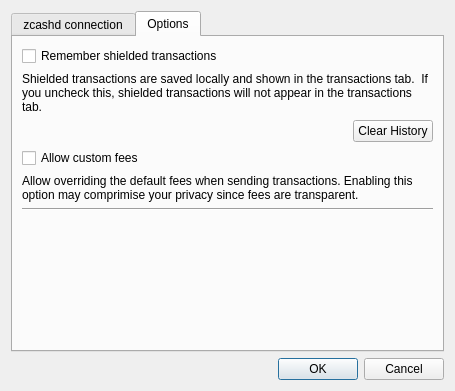
Before: the Qt Designer form src/settings.ui in z-bitcoinz/BitcoinZ_Blue, drawn with Qt 5.
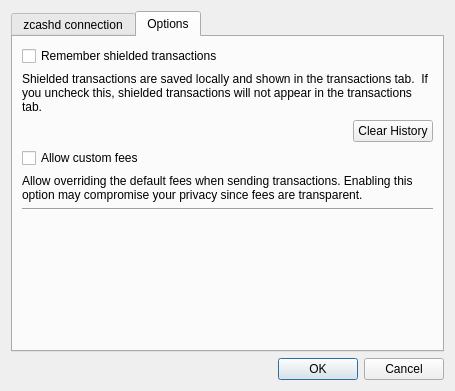
After: the same form once the commit is applied.

What changed in the file:
```diff
--- a/src/settings.ui
+++ b/src/settings.ui
@@ -206,7 +206,7 @@
        <item row="4" column="0" colspan="2">
         <widget class="QLabel" name="label_6">
          <property name="text">
-          <string>Allow overriding the default fees when sending transactions. Enabling this option may comprimise your privacy since fees are transparent. </string>
+          <string>Allow overriding the default fees when sending transactions. Enabling this option may compromise your privacy since fees are transparent. </string>
          </property>
          <property name="wordWrap">
           <bool>true</bool>
```
